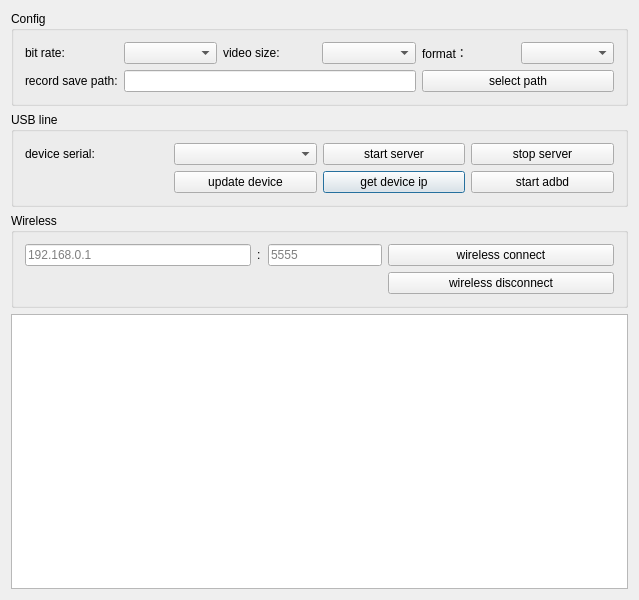
barry-ran/QtScrcpy, file QtScrcpy/dialog.ui: the form before one commit.
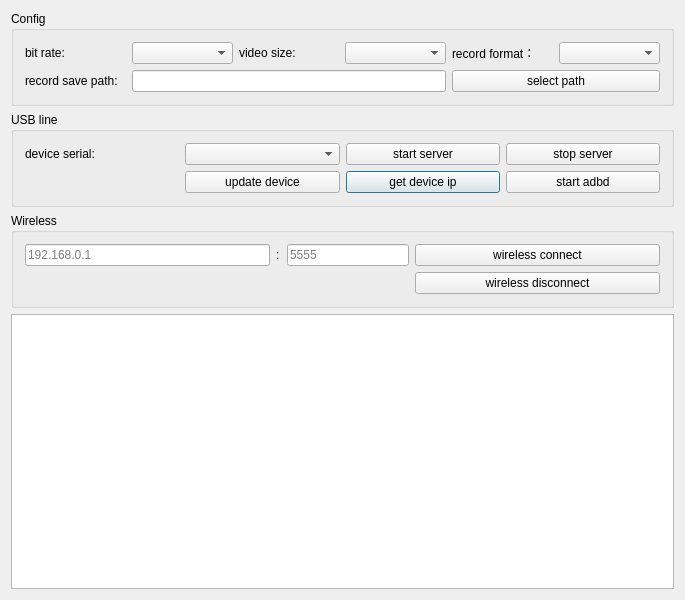
The form after the commit.

Commit message: update:固定尺寸

Patch:
```diff
--- a/QtScrcpy/dialog.ui
+++ b/QtScrcpy/dialog.ui
@@ -6,19 +6,19 @@
    <rect>
     <x>0</x>
     <y>0</y>
-    <width>639</width>
+    <width>685</width>
     <height>600</height>
    </rect>
   </property>
   <property name="minimumSize">
    <size>
-    <width>520</width>
+    <width>685</width>
     <height>0</height>
    </size>
   </property>
   <property name="maximumSize">
    <size>
-    <width>639</width>
+    <width>685</width>
     <height>16777215</height>
    </size>
   </property>
@@ -168,7 +168,7 @@
       <item row="0" column="4">
        <widget class="QLabel" name="label_6">
         <property name="text">
-         <string>format：</string>
+         <string>record format：</string>
         </property>
        </widget>
       </item>
```
The commit also changes 2 other files.
